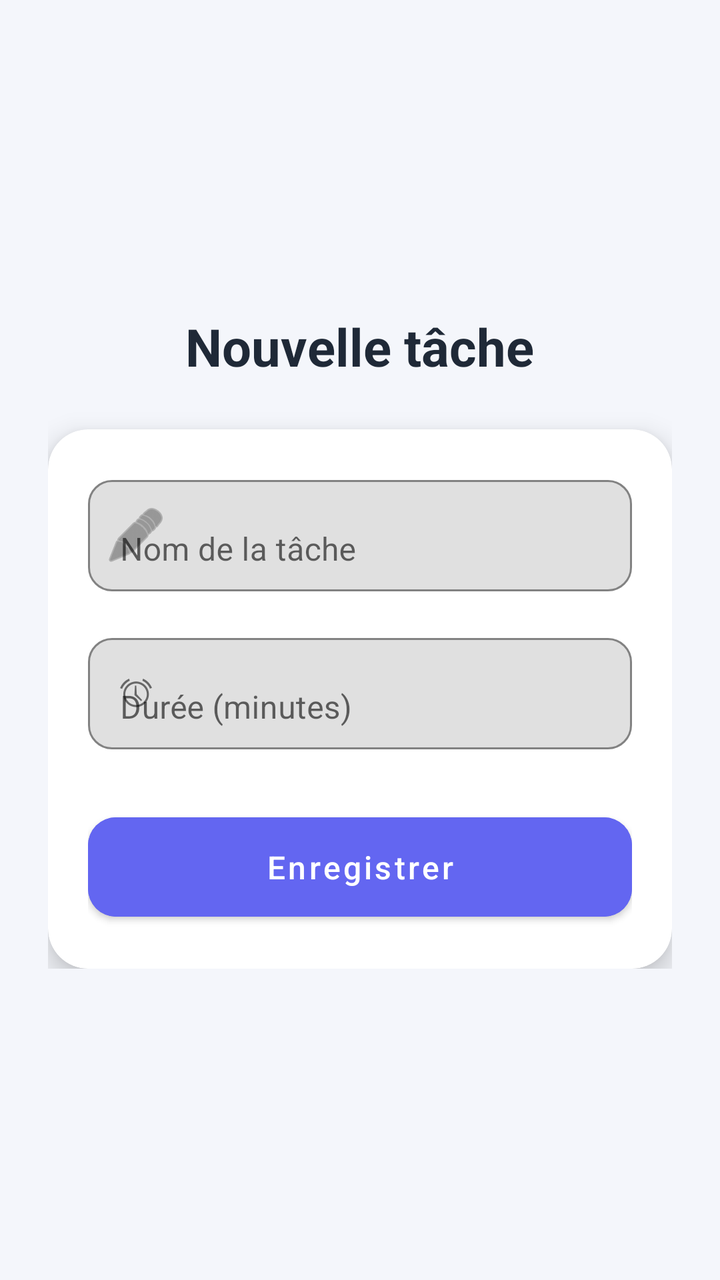
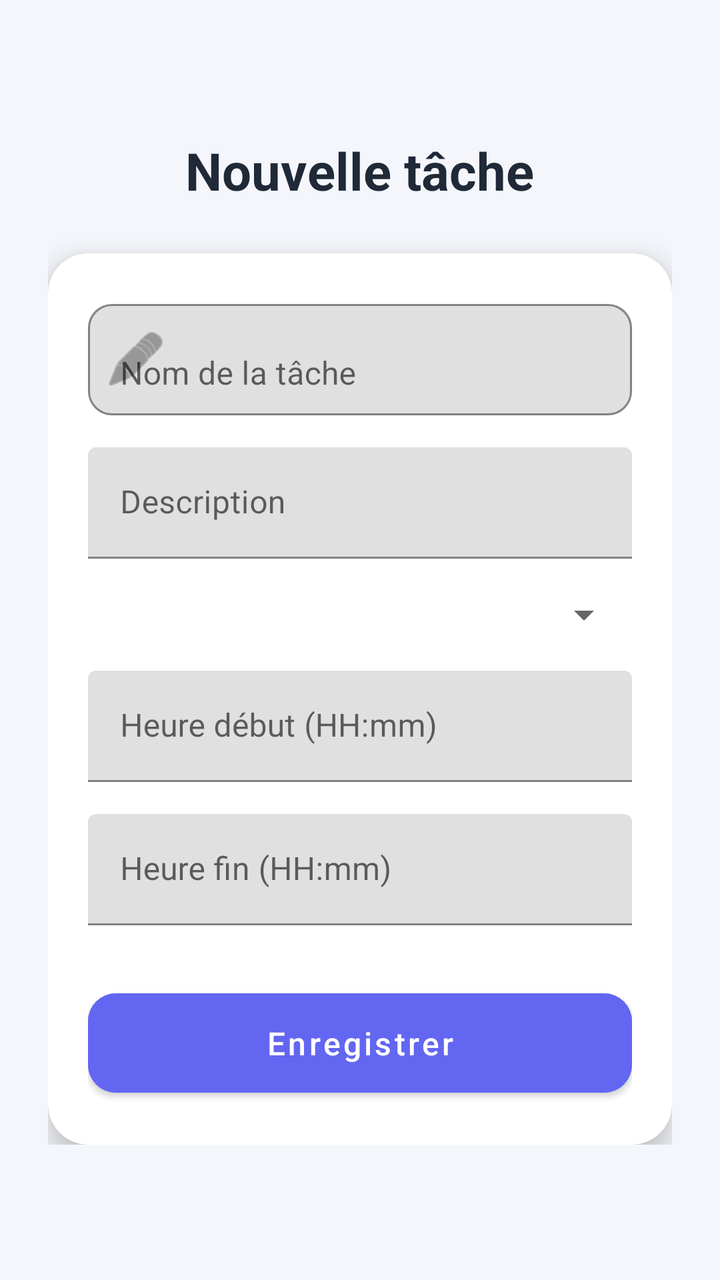

Before-and-after screenshots of an Android layout around one commit, followed by the original layout XML and the change that was made.
<!-- AndroidManifest.xml: application theme Theme.DevVibe -->
<!-- res/layout/activity_add_edit_task.xml -->
<?xml version="1.0" encoding="utf-8"?>
<androidx.constraintlayout.widget.ConstraintLayout
    xmlns:android="http://schemas.android.com/apk/res/android"
    xmlns:app="http://schemas.android.com/apk/res-auto"
    android:background="#F4F6FB"
    android:layout_width="match_parent"
    android:layout_height="match_parent">

    <LinearLayout
        android:orientation="vertical"
        android:padding="24dp"
        android:gravity="center_horizontal"
        android:layout_width="0dp"
        android:layout_height="wrap_content"
        app:layout_constraintTop_toTopOf="parent"
        app:layout_constraintBottom_toBottomOf="parent"
        app:layout_constraintStart_toStartOf="parent"
        app:layout_constraintEnd_toEndOf="parent">

        <TextView
            android:text="Nouvelle tâche"
            android:textSize="26sp"
            android:textStyle="bold"
            android:textColor="#1F2937"
            android:layout_marginBottom="24dp"
            android:textAlignment="center"
            android:layout_width="wrap_content"
            android:layout_height="wrap_content"/>

        <androidx.cardview.widget.CardView
            android:layout_width="match_parent"
            android:layout_height="wrap_content"
            app:cardCornerRadius="20dp"
            app:cardElevation="8dp"
            android:backgroundTint="#FFFFFF">

            <LinearLayout
                android:orientation="vertical"
                android:padding="20dp"
                android:layout_width="match_parent"
                android:layout_height="wrap_content">

                

                <com.google.android.material.textfield.TextInputLayout
                    android:layout_width="match_parent"
                    android:layout_height="wrap_content"
                    android:hint="Nom de la tâche"
                    app:startIconDrawable="@android:drawable/ic_menu_edit"
                    app:boxBackgroundMode="outline"
                    app:boxCornerRadiusTopStart="12dp"
                    app:boxCornerRadiusTopEnd="12dp"
                    app:boxCornerRadiusBottomStart="12dp"
                    app:boxCornerRadiusBottomEnd="12dp">

                    <com.google.android.material.textfield.TextInputEditText
                        android:id="@+id/editTitle"
                        android:layout_width="match_parent"
                        android:layout_height="wrap_content"
                        android:inputType="textCapWords"/>
                </com.google.android.material.textfield.TextInputLayout>

                

                <com.google.android.material.textfield.TextInputLayout
                    android:layout_width="match_parent"
                    android:layout_height="wrap_content"
                    android:layout_marginTop="18dp"
                    android:hint="Durée (minutes)"
                    app:startIconDrawable="@android:drawable/ic_lock_idle_alarm"
                    app:boxBackgroundMode="outline"
                    app:boxCornerRadiusTopStart="12dp"
                    app:boxCornerRadiusTopEnd="12dp"
                    app:boxCornerRadiusBottomStart="12dp"
                    app:boxCornerRadiusBottomEnd="12dp">

                    <com.google.android.material.textfield.TextInputEditText
                        android:id="@+id/editDuration"
                        android:layout_width="match_parent"
                        android:layout_height="wrap_content"
                        android:inputType="number"/>
                </com.google.android.material.textfield.TextInputLayout>

                

                <com.google.android.material.button.MaterialButton
                    android:id="@+id/btnSave"
                    android:layout_width="match_parent"
                    android:layout_height="wrap_content"
                    android:text="Enregistrer"
                    android:textAllCaps="false"
                    android:layout_marginTop="28dp"
                    android:padding="14dp"
                    android:textSize="16sp"
                    android:backgroundTint="#6366F1"
                    android:textColor="#FFFFFF"
                    app:cornerRadius="14dp"/>

            </LinearLayout>

        </androidx.cardview.widget.CardView>

    </LinearLayout>

</androidx.constraintlayout.widget.ConstraintLayout>
<!-- resources referenced by this layout -->
<resources>
  <style name="Theme.DevVibe" parent="Base.Theme.DevVibe" />
  <style name="Base.Theme.DevVibe" parent="Theme.MaterialComponents.DayNight.NoActionBar">
          
          
      </style>
</resources>

<!-- the commit's change to res/layout/activity_add_edit_task.xml (unified diff, before → after) -->
@@ -1,85 +1,111 @@
 <?xml version="1.0" encoding="utf-8"?>
-<androidx.constraintlayout.widget.ConstraintLayout
-    xmlns:android="http://schemas.android.com/apk/res/android"
+<androidx.constraintlayout.widget.ConstraintLayout xmlns:android="http://schemas.android.com/apk/res/android"
     xmlns:app="http://schemas.android.com/apk/res-auto"
-    android:background="#F4F6FB"
     android:layout_width="match_parent"
-    android:layout_height="match_parent">
+    android:layout_height="match_parent"
+    android:background="#F4F6FB">
 
     <LinearLayout
+        android:layout_width="0dp"
+        android:layout_height="wrap_content"
+        android:gravity="center_horizontal"
         android:orientation="vertical"
         android:padding="24dp"
-        android:gravity="center_horizontal"
-        android:layout_width="0dp"
-        android:layout_height="wrap_content"
-        app:layout_constraintTop_toTopOf="parent"
         app:layout_constraintBottom_toBottomOf="parent"
+        app:layout_constraintEnd_toEndOf="parent"
         app:layout_constraintStart_toStartOf="parent"
-        app:layout_constraintEnd_toEndOf="parent">
+        app:layout_constraintTop_toTopOf="parent">
 
         <TextView
+            android:layout_width="wrap_content"
+            android:layout_height="wrap_content"
+            android:layout_marginBottom="24dp"
             android:text="Nouvelle tâche"
+            android:textAlignment="center"
+            android:textColor="#1F2937"
             android:textSize="26sp"
-            android:textStyle="bold"
-            android:textColor="#1F2937"
-            android:layout_marginBottom="24dp"
-            android:textAlignment="center"
-            android:layout_width="wrap_content"
-            android:layout_height="wrap_content"/>
+            android:textStyle="bold" />
 
         <androidx.cardview.widget.CardView
             android:layout_width="match_parent"
             android:layout_height="wrap_content"
+            android:backgroundTint="#FFFFFF"
             app:cardCornerRadius="20dp"
-            app:cardElevation="8dp"
-            android:backgroundTint="#FFFFFF">
+            app:cardElevation="8dp">
 
             <LinearLayout
+                android:layout_width="match_parent"
+                android:layout_height="wrap_content"
                 android:orientation="vertical"
-                android:padding="20dp"
-                android:layout_width="match_parent"
-                android:layout_height="wrap_content">
+                android:padding="20dp">
 
                 
-
                 <com.google.android.material.textfield.TextInputLayout
                     android:layout_width="match_parent"
                     android:layout_height="wrap_content"
                     android:hint="Nom de la tâche"
-                    app:startIconDrawable="@android:drawable/ic_menu_edit"
                     app:boxBackgroundMode="outline"
+                    app:boxCornerRadiusBottomEnd="12dp"
+                    app:boxCornerRadiusBottomStart="12dp"
+                    app:boxCornerRadiusTopEnd="12dp"
                     app:boxCornerRadiusTopStart="12dp"
-                    app:boxCornerRadiusTopEnd="12dp"
-                    app:boxCornerRadiusBottomStart="12dp"
-                    app:boxCornerRadiusBottomEnd="12dp">
+                    app:startIconDrawable="@android:drawable/ic_menu_edit">
 
                     <com.google.android.material.textfield.TextInputEditText
                         android:id="@+id/editTitle"
                         android:layout_width="match_parent"
                         android:layout_height="wrap_content"
-                        android:inputType="textCapWords"/>
+                        android:inputType="textCapWords" />
                 </com.google.android.material.textfield.TextInputLayout>
 
                 
 
+                
                 <com.google.android.material.textfield.TextInputLayout
                     android:layout_width="match_parent"
                     android:layout_height="wrap_content"
-                    android:layout_marginTop="18dp"
-                    android:hint="Durée (minutes)"
-                    app:startIconDrawable="@android:drawable/ic_lock_idle_alarm"
-                    app:boxBackgroundMode="outline"
-                    app:boxCornerRadiusTopStart="12dp"
-                    app:boxCornerRadiusTopEnd="12dp"
-                    app:boxCornerRadiusBottomStart="12dp"
-                    app:boxCornerRadiusBottomEnd="12dp">
+                    android:layout_marginTop="16dp"
+                    android:hint="Description">
 
                     <com.google.android.material.textfield.TextInputEditText
-                        android:id="@+id/editDuration"
+                        android:id="@+id/editDescription"
                         android:layout_width="match_parent"
-                        android:layout_height="wrap_content"
-                        android:inputType="number"/>
+                        android:layout_height="wrap_content" />
                 </com.google.android.material.textfield.TextInputLayout>
+
+                
+                <Spinner
+                    android:id="@+id/spinnerType"
+                    android:layout_width="match_parent"
+                    android:layout_height="wrap_content"
+                    android:layout_marginTop="16dp" />
+
+                
+                <com.google.android.material.textfield.TextInputLayout
+                    android:layout_width="match_parent"
+                    android:layout_height="wrap_content"
+                    android:layout_marginTop="16dp"
+                    android:hint="Heure début (HH:mm)">
+
+                    <com.google.android.material.textfield.TextInputEditText
+                        android:id="@+id/editStartTime"
+                        android:layout_width="match_parent"
+                        android:layout_height="wrap_content" />
+                </com.google.android.material.textfield.TextInputLayout>
+
+                
+                <com.google.android.material.textfield.TextInputLayout
+                    android:layout_width="match_parent"
+                    android:layout_height="wrap_content"
+                    android:layout_marginTop="16dp"
+                    android:hint="Heure fin (HH:mm)">
+
+                    <com.google.android.material.textfield.TextInputEditText
+                        android:id="@+id/editEndTime"
+                        android:layout_width="match_parent"
+                        android:layout_height="wrap_content" />
+                </com.google.android.material.textfield.TextInputLayout>
+
 
                 
 
@@ -87,14 +113,14 @@
                     android:id="@+id/btnSave"
                     android:layout_width="match_parent"
                     android:layout_height="wrap_content"
+                    android:layout_marginTop="28dp"
+                    android:backgroundTint="#6366F1"
+                    android:padding="14dp"
                     android:text="Enregistrer"
                     android:textAllCaps="false"
-                    android:layout_marginTop="28dp"
-                    android:padding="14dp"
+                    android:textColor="#FFFFFF"
                     android:textSize="16sp"
-                    android:backgroundTint="#6366F1"
-                    android:textColor="#FFFFFF"
-                    app:cornerRadius="14dp"/>
+                    app:cornerRadius="14dp" />
 
             </LinearLayout>
 
